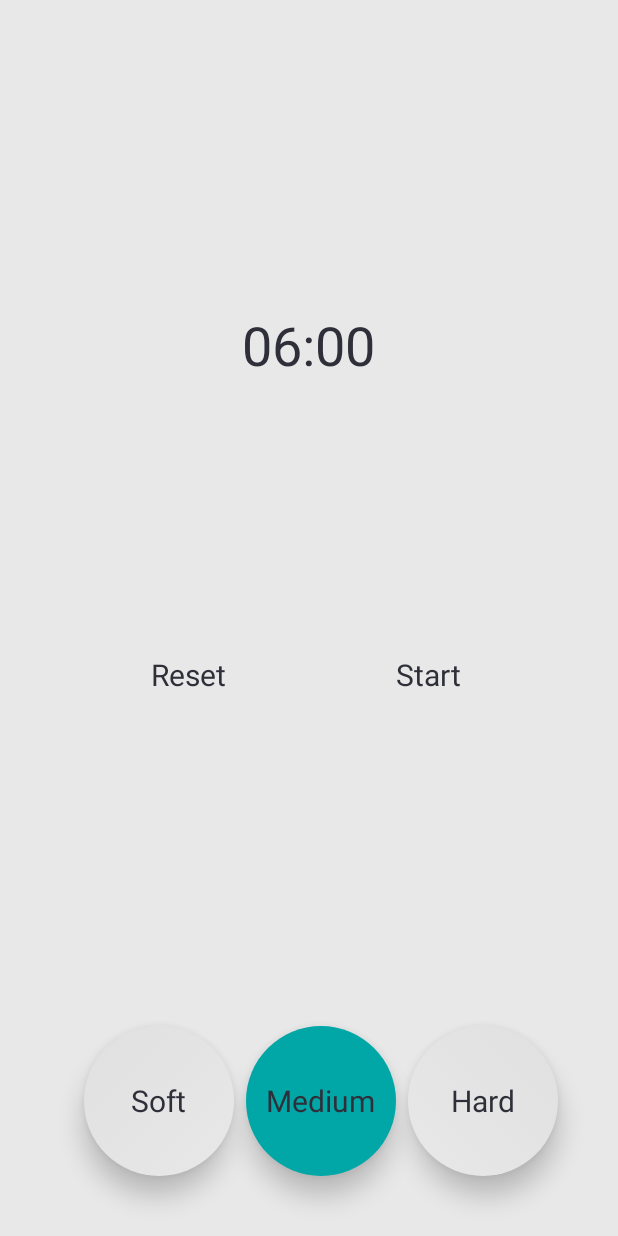
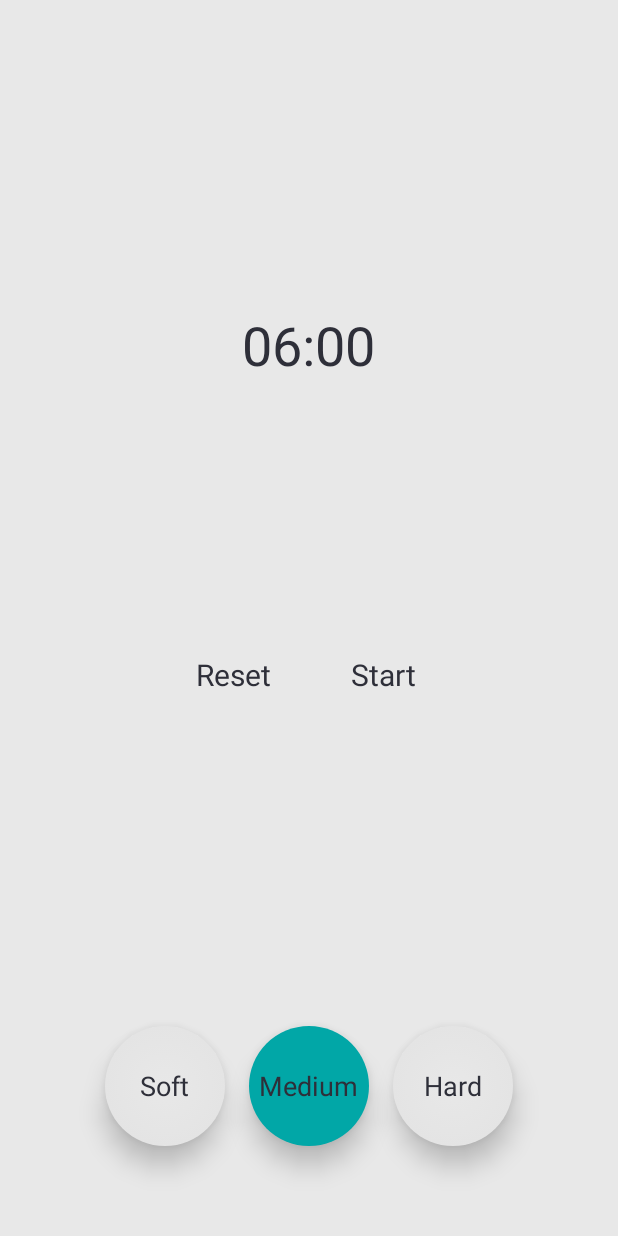
Before and after one commit to tarikyasar/android-egg-timer, an Android app: the layout activity_main.xml on its own in the app's theme, with its tools: preview values and no code run, on a phone screen of 412 x 824 dp. Run offline under Robolectric (Android 15) with nearby library versions, the phone set to English and light mode, and no system bars; plain views replace NeumorphicFrameLayout.

Commit message:
Add animation for radio buttons

```diff
--- a/app/build.gradle
+++ b/app/build.gradle
@@ -5,6 +5,9 @@ plugins {
 
 android {
     compileSdk 32
+
+    aaptOptions.cruncherEnabled = false
+    aaptOptions.useNewCruncher = false
 
     defaultConfig {
         applicationId "com.tarikyasar.eggtimer"
--- /dev/null
+++ b/app/src/main/java/com/tarikyasar/eggtimer/utils/Constants.kt
@@ -0,0 +1,5 @@
+package com.tarikyasar.eggtimer.utils
+
+object Constants {
+    val DEFAULT_TIME = 60000
+}
--- a/app/src/main/res/drawable/bg_radio_button_type_not_selected_left.xml
+++ b/app/src/main/res/drawable/bg_radio_button_type_not_selected_left.xml
@@ -2,8 +2,8 @@
 <shape xmlns:android="http://schemas.android.com/apk/res/android"
     android:shape="oval">
     <gradient
-        android:type="linear"
-        android:angle="135"
+        android:type="radial"
+        android:gradientRadius="100%p"
         android:startColor="?attr/colorSurface"
-        android:endColor="?attr/colorSecondaryContainer"/>
+        android:endColor="?attr/colorSecondaryContainer" />
 </shape>
--- a/app/src/main/res/drawable/bg_radio_button_type_not_selected_middle.xml
+++ b/app/src/main/res/drawable/bg_radio_button_type_not_selected_middle.xml
@@ -1,5 +1,9 @@
 <?xml version="1.0" encoding="utf-8"?>
 <shape xmlns:android="http://schemas.android.com/apk/res/android"
     android:shape="oval">
-    <solid android:color="?attr/colorSurface" />
+    <gradient
+        android:endColor="?attr/colorSecondaryContainer"
+        android:gradientRadius="100%p"
+        android:startColor="?attr/colorSurface"
+        android:type="radial" />
 </shape>
--- a/app/src/main/res/drawable/bg_radio_button_type_not_selected_right.xml
+++ b/app/src/main/res/drawable/bg_radio_button_type_not_selected_right.xml
@@ -2,8 +2,8 @@
 <shape xmlns:android="http://schemas.android.com/apk/res/android"
     android:shape="oval">
     <gradient
-        android:type="linear"
-        android:angle="45"
+        android:endColor="?attr/colorSecondaryContainer"
+        android:gradientRadius="100%p"
         android:startColor="?attr/colorSurface"
-        android:endColor="?attr/colorSecondaryContainer"/>
+        android:type="radial" />
 </shape>
--- a/app/src/main/res/layout/activity_main.xml
+++ b/app/src/main/res/layout/activity_main.xml
@@ -59,7 +59,7 @@
 
         <com.borutsky.neumorphism.NeumorphicFrameLayout
             android:id="@+id/buttonStop"
-            android:layout_width="140dp"
+            android:layout_width="80dp"
             android:layout_height="80dp"
             android:layout_marginHorizontal="10dp"
             app:background_color="?attr/colorSurface"
@@ -79,7 +79,7 @@
 
         <com.borutsky.neumorphism.NeumorphicFrameLayout
             android:id="@+id/buttonStart"
-            android:layout_width="140dp"
+            android:layout_width="80dp"
             android:layout_height="80dp"
             android:layout_marginHorizontal="10dp"
             app:background_color="?attr/colorSurface"
@@ -106,6 +106,7 @@
         android:layout_marginBottom="40dp"
         android:elevation="24dp"
         android:orientation="horizontal"
+        android:gravity="center_horizontal"
         app:background_color="?attr/colorSurface"
         app:layout_constraintBottom_toBottomOf="parent"
         app:layout_constraintLeft_toLeftOf="parent"
@@ -113,8 +114,8 @@
 
         <RadioButton
             android:id="@+id/radioButtonSoftCooked"
-            android:layout_width="100dp"
-            android:layout_height="100dp"
+            android:layout_width="80dp"
+            android:layout_height="80dp"
             android:background="@drawable/bg_radio_button_type_selector_left"
             android:button="@android:color/transparent"
             android:checked="false"
@@ -123,13 +124,13 @@
             android:paddingVertical="18dp"
             android:text="@string/soft"
             android:textColor="?attr/colorOnSurface"
-            android:textSize="20sp" />
+            android:textSize="18sp" />
 
         <RadioButton
             android:id="@+id/radioButtonMediumCooked"
-            android:layout_width="100dp"
-            android:layout_height="100dp"
-            android:layout_marginHorizontal="8dp"
+            android:layout_width="80dp"
+            android:layout_height="80dp"
+            android:layout_marginHorizontal="16dp"
             android:background="@drawable/bg_radio_button_type_selector_middle"
             android:button="@android:color/transparent"
             android:checked="true"
@@ -138,12 +139,12 @@
             android:paddingVertical="18dp"
             android:text="@string/medium"
             android:textColor="?attr/colorOnSurface"
-            android:textSize="20sp" />
+            android:textSize="18sp" />
 
         <RadioButton
             android:id="@+id/radioButtonHardCooked"
-            android:layout_width="100dp"
-            android:layout_height="100dp"
+            android:layout_width="80dp"
+            android:layout_height="80dp"
             android:background="@drawable/bg_radio_button_type_selector_right"
             android:button="@android:color/transparent"
             android:checked="false"
@@ -152,7 +153,7 @@
             android:paddingVertical="18dp"
             android:text="@string/hard"
             android:textColor="?attr/colorOnSurface"
-            android:textSize="20sp" />
+            android:textSize="18sp" />
 
     </RadioGroup>
 
```
Also changed, not shown: app/src/main/java/com/tarikyasar/eggtimer/MainActivity.kt (+108 -24 lines), app/src/main/res/anim/scale_down.xml (added, +9 -0 lines), app/src/main/res/anim/scale_up.xml (added, +10 -0 lines), 2 other files.
